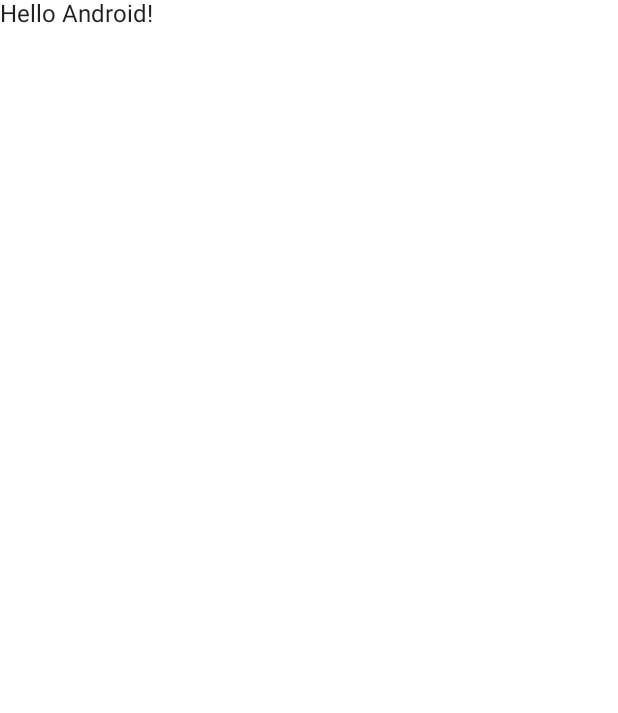
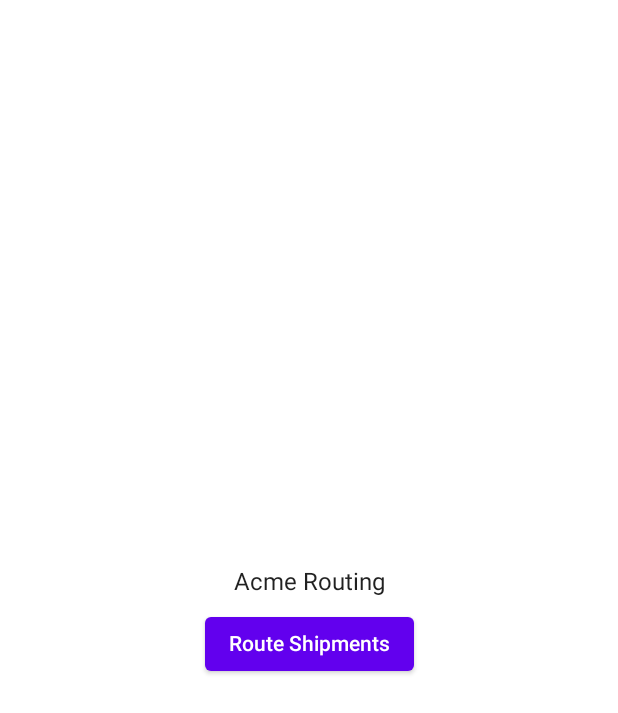
Before and after one commit to pbascom/acme-routing, an Android app built with Jetpack Compose: the screen it shows after launch (LauncherActivity), on a phone screen of 412 x 824 dp. Before the commit the part shown is almost empty. Shown: the top 713 px of the screen. Run offline under Robolectric (Android 15) with nearby library versions, the phone set to English and light mode, and no system bars.

Commit message:
Add navigation between Activities, refactor UIs to use common theme

```diff
--- a/app/src/main/java/com/bas/acmerouting/launcher/LauncherActivity.kt
+++ b/app/src/main/java/com/bas/acmerouting/launcher/LauncherActivity.kt
@@ -1,17 +1,20 @@
 package com.bas.acmerouting.launcher
 
+import android.content.Intent
 import android.os.Bundle
 import androidx.activity.ComponentActivity
 import androidx.activity.compose.setContent
-import androidx.compose.foundation.layout.fillMaxSize
+import androidx.compose.foundation.layout.*
+import androidx.compose.material.Button
 import androidx.compose.material.MaterialTheme
 import androidx.compose.material.Surface
 import androidx.compose.material.Text
 import androidx.compose.runtime.Composable
 import androidx.compose.ui.Modifier
 import androidx.compose.ui.tooling.preview.Preview
-import androidx.compose.ui.unit.Dp
-import com.bas.acmerouting.ui.theme.AcmeRoutingTheme
+import androidx.compose.ui.unit.dp
+import com.bas.acmerouting.router.RouterActivity
+import com.bas.acmerouting.theme.AcmeRoutingTheme
 
 /**
  * Acme Routing is built to use a Compose UI. The Compose Navigation component allows us to display
@@ -30,30 +33,63 @@ import com.bas.acmerouting.ui.theme.AcmeRoutingTheme
  * it's time to bundle for release. The Foundations team will also be responsible for maintaining
  * a package of core functionality, UI elements, etc, which all other teams can import and depend on.
  *
- * This MainActivity represents the Launcher Activity maintianed by the Foundations team. Its primary
+ * This MainActivity represents the Launcher Activity maintained by the Foundations team. Its primary
  * purpose is to route users towards feature flows as necessary. (In a mature application, this may
  * be the login page or the landing page.)
  */
 class LauncherActivity : ComponentActivity() {
+
     override fun onCreate(savedInstanceState: Bundle?) {
         super.onCreate(savedInstanceState)
         setContent {
             AcmeRoutingTheme {
-                // A surface container using the 'background' color from the theme
-                Surface(
-                    modifier = Modifier.fillMaxSize(),
-                    color = MaterialTheme.colors.background
+                LauncherUi(
+                    onRouteShipmentsButtonClicked = ::launchRouterActivity
+                )
+            }
+        }
+    }
+
+    private fun launchRouterActivity() {
+        startActivity(
+            Intent(this, RouterActivity::class.java)
+        )
+    }
+
+}
+
+@Composable
+private fun LauncherUi(
+    onRouteShipmentsButtonClicked: () -> Unit
+) {
+    Surface(
+        modifier = Modifier.fillMaxSize(),
+        color = MaterialTheme.colors.background
+    ) {
+        Column(
+            modifier = Modifier.fillMaxSize(),
+            verticalArrangement = Arrangement.Center,
+        ) {
+            Row(
+                modifier = Modifier
+                    .fillMaxWidth()
+                    .padding(vertical = 8.dp),
+                horizontalArrangement = Arrangement.Center
+            ) {
+                Text("Acme Routing")
+            }
+            Row(
+                modifier = Modifier.fillMaxWidth(),
+                horizontalArrangement = Arrangement.Center
+            ) {
+                Button(
+                    onClick = onRouteShipmentsButtonClicked
                 ) {
-                    Greeting("Android")
+                    Text ("Route Shipments")
                 }
             }
         }
     }
-}
-
-@Composable
-fun Greeting(name: String) {
-    Text(text = "Hello $name!")
 }
 
 // Same aspect ratio as a Pixel 5
@@ -65,6 +101,6 @@ fun Greeting(name: String) {
 @Composable
 fun DefaultPreview() {
     AcmeRoutingTheme {
-        Greeting("Android")
+        LauncherUi({})
     }
 }
--- a/app/src/main/java/com/bas/acmerouting/router/ui/theme/Type.kt
+++ /dev/null
@@ -1,28 +0,0 @@
-package com.bas.acmerouting.router.ui.theme
-
-import androidx.compose.material.Typography
-import androidx.compose.ui.text.TextStyle
-import androidx.compose.ui.text.font.FontFamily
-import androidx.compose.ui.text.font.FontWeight
-import androidx.compose.ui.unit.sp
-
-// Set of Material typography styles to start with
-val Typography = Typography(
-    body1 = TextStyle(
-        fontFamily = FontFamily.Default,
-        fontWeight = FontWeight.Normal,
-        fontSize = 16.sp
-    )
-    /* Other default text styles to override
-    button = TextStyle(
-        fontFamily = FontFamily.Default,
-        fontWeight = FontWeight.W500,
-        fontSize = 14.sp
-    ),
-    caption = TextStyle(
-        fontFamily = FontFamily.Default,
-        fontWeight = FontWeight.Normal,
-        fontSize = 12.sp
-    )
-    */
-)
--- a/app/src/main/java/com/bas/acmerouting/router/ui/theme/Color.kt
+++ b/app/src/main/java/com/bas/acmerouting/theme/Color.kt
@@ -1,4 +1,4 @@
-package com.bas.acmerouting.router.ui.theme
+package com.bas.acmerouting.theme
 
 import androidx.compose.ui.graphics.Color
 
--- a/app/src/main/java/com/bas/acmerouting/router/ui/theme/Shape.kt
+++ b/app/src/main/java/com/bas/acmerouting/theme/Shape.kt
@@ -1,4 +1,4 @@
-package com.bas.acmerouting.router.ui.theme
+package com.bas.acmerouting.theme
 
 import androidx.compose.foundation.shape.RoundedCornerShape
 import androidx.compose.material.Shapes
--- a/app/src/main/java/com/bas/acmerouting/ui/theme/Theme.kt
+++ b/app/src/main/java/com/bas/acmerouting/theme/Theme.kt
@@ -1,4 +1,4 @@
-package com.bas.acmerouting.ui.theme
+package com.bas.acmerouting.theme
 
 import androidx.compose.foundation.isSystemInDarkTheme
 import androidx.compose.material.MaterialTheme
--- a/app/src/main/java/com/bas/acmerouting/ui/theme/Type.kt
+++ b/app/src/main/java/com/bas/acmerouting/theme/Type.kt
@@ -1,4 +1,4 @@
-package com.bas.acmerouting.ui.theme
+package com.bas.acmerouting.theme
 
 import androidx.compose.material.Typography
 import androidx.compose.ui.text.TextStyle
--- a/app/src/main/java/com/bas/acmerouting/ui/theme/Color.kt
+++ /dev/null
@@ -1,8 +0,0 @@
-package com.bas.acmerouting.ui.theme
-
-import androidx.compose.ui.graphics.Color
-
-val Purple200 = Color(0xFFBB86FC)
-val Purple500 = Color(0xFF6200EE)
-val Purple700 = Color(0xFF3700B3)
-val Teal200 = Color(0xFF03DAC5)
--- a/app/src/main/java/com/bas/acmerouting/ui/theme/Shape.kt
+++ /dev/null
@@ -1,11 +0,0 @@
-package com.bas.acmerouting.ui.theme
-
-import androidx.compose.foundation.shape.RoundedCornerShape
-import androidx.compose.material.Shapes
-import androidx.compose.ui.unit.dp
-
-val Shapes = Shapes(
-    small = RoundedCornerShape(4.dp),
-    medium = RoundedCornerShape(4.dp),
-    large = RoundedCornerShape(0.dp)
-)
```
Also changed, not shown: app/src/main/java/com/bas/acmerouting/router/RouterActivity.kt (+31 -13 lines), app/src/main/java/com/bas/acmerouting/router/ui/theme/Theme.kt (deleted, +0 -44 lines).
